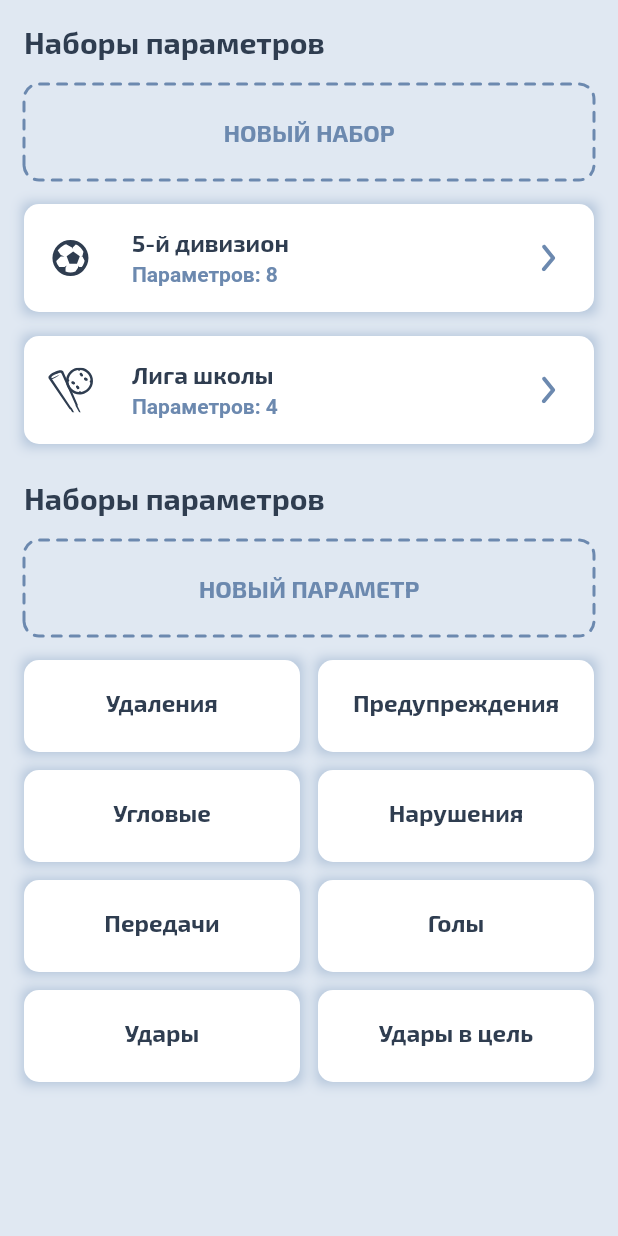
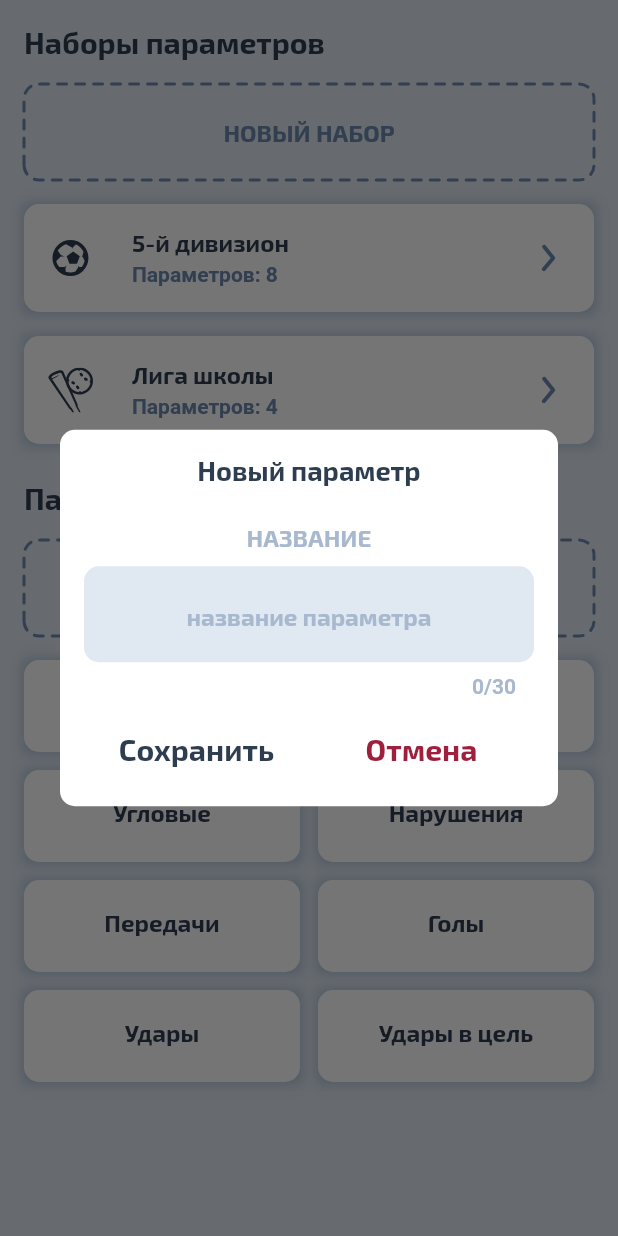
Before and after one commit to eugene-dadonov/save_sport_stats, a Flutter app: the ConfigurationScreen screen opened directly, after a tap on "НОВЫЙ ПАРАМЕТР", on a phone screen of 412 x 824 dp. Run offline on Flutter 3.47's test engine with Material 2 defaults, Android fonts, the light colour scheme and no system bars; drawn by our look-alikes of dotted_border; our stand-ins replace bloc, equatable, flutter_bloc, flutter_svg, google_fonts, hive and 2 more; accounts and stored records are empty; Roboto replaces fonts that are missing (Ubuntu).

Commit message:
- Диалог добавления параметра;

```diff
--- a/lib/core/widgets/input_view/input_layout.dart
+++ b/lib/core/widgets/input_view/input_layout.dart
@@ -10,6 +10,7 @@ class InputView extends StatefulWidget {
   final Color textColor;
   final Color fillColor;
   final Color borderColor;
+  final int maxLength;
 
   const InputView({
     Key? key,
@@ -21,6 +22,7 @@ class InputView extends StatefulWidget {
     required this.textColor,
     required this.fillColor,
     required this.borderColor,
+    this.maxLength = 50,
   }) : super(key: key);
 
   @override
@@ -47,7 +49,7 @@ class _InputViewState extends State<InputView> {
       textAlign: TextAlign.center,
       onChanged: widget.onValueChanged,
       validator: widget.validator,
-      maxLength: 50,
+      maxLength: widget.maxLength,
       keyboardType: TextInputType.name,
       decoration: _buildDecoration(),
     );
--- a/lib/features/configuration/domain/parameter.dart
+++ b/lib/features/configuration/domain/parameter.dart
@@ -16,7 +16,10 @@ class Parameter {
     required this.sport,
   });
 
-  factory Parameter.newParameter(String name, Sport sport) {
+  factory Parameter.newParameter({
+    required String name,
+    required Sport sport,
+  }) {
     return Parameter(
       id: const Uuid().v1(),
       name: name,
@@ -26,7 +29,11 @@ class Parameter {
     );
   }
 
-  Parameter copyWith(String? name, Sport? sport) => Parameter(
+  Parameter copyWith({
+    String? name,
+    Sport? sport,
+  }) =>
+      Parameter(
         id: id,
         name: name ?? this.name,
         isEternal: isEternal,
--- a/lib/features/screen_configuration/domain/bloc/bloc.dart
+++ b/lib/features/screen_configuration/domain/configuration_bloc/bloc.dart
@@ -1,7 +1,9 @@
 import 'package:flutter_bloc/flutter_bloc.dart';
-import 'package:sport_stats_live/features/screen_configuration/domain/bloc/state.dart';
+import 'package:sport_stats_live/features/screen_configuration/domain/configuration_bloc/state.dart';
 import 'event.dart';
 
+
+/// TODO: Не используется;
 class ConfigurationListBloc
     extends Bloc<ConfigurationListEvent, ConfigurationListState> {
 
--- a/lib/features/screen_configuration/presentation/views/configuration_view.dart
+++ b/lib/features/screen_configuration/presentation/views/configuration_view.dart
@@ -1,10 +1,14 @@
 import 'package:flutter/material.dart';
+import 'package:flutter_bloc/flutter_bloc.dart';
 import 'package:sport_stats_live/core/theming/domain/presentation/app_theme.dart';
+import 'package:sport_stats_live/core/widgets/dialog/dialog.dart';
 import 'package:sport_stats_live/core/widgets/stroke_flat_button/stroke_flat_button.dart';
+import 'package:sport_stats_live/features/configuration/domain/bloc/parameters/bloc.dart';
 import 'package:sport_stats_live/features/configuration/domain/configuration.dart';
 import 'package:sport_stats_live/features/configuration/domain/parameter.dart';
 import 'package:sport_stats_live/features/screen_configuration/presentation/widgets/configuration/card.dart';
 import 'package:sport_stats_live/features/screen_configuration/presentation/widgets/parameter/parameters_card.dart';
+import 'package:sport_stats_live/features/screen_dialog_parameter_new/presentation/dialog/dialog_new_parameter.dart';
 
 class ConfigurationsListView extends StatelessWidget {
   final List<Configuration> configurations;
@@ -68,7 +72,7 @@ class ConfigurationsListView extends StatelessWidget {
         // // Параметры;
         const SliverToBoxAdapter(
           child: _Title(
-            title: "Наборы параметров",
+            title: "Параметры",
           ),
         ),
         SliverToBoxAdapter(
@@ -76,7 +80,9 @@ class ConfigurationsListView extends StatelessWidget {
             padding: const EdgeInsets.symmetric(horizontal: 16, vertical: 8),
             child: StrokeFlatButton(
               text: 'Новый параметр',
-              onPress: () {},
+              onPress: () {
+                showParameterDialog(context, null);
+              },
               height: 60,
               color: ThemeHolder.of(context).secondary1,
             ),
@@ -94,7 +100,14 @@ class ConfigurationsListView extends StatelessWidget {
             padding: const EdgeInsets.symmetric(horizontal: 16, vertical: 8),
             sliver: SliverGrid(
               delegate: SliverChildListDelegate(
-                parameters.map((e) => ParameterCard(parameter: e)).toList(),
+                parameters
+                    .map((e) => ParameterCard(
+                          parameter: e,
+                          onTap: (Parameter value) {
+                            showParameterDialog(context, value);
+                          },
+                        ))
+                    .toList(),
               ),
               gridDelegate: const SliverGridDelegateWithFixedCrossAxisCount(
                 crossAxisCount: 2,
@@ -110,6 +123,24 @@ class ConfigurationsListView extends StatelessWidget {
               child: _EmptyViewTitle(
                   title: parametersMessage ?? "Параметров нет")),
       ],
+    );
+  }
+
+  Future<void> showParameterDialog(BuildContext context, Parameter? parameter) {
+    return showDialog(
+      context: context,
+      builder: (builderContext) {
+        final width = MediaQuery.of(context).size.height;
+        return AppDialog(
+          child: SizedBox(
+            width: width,
+            child: ParameterEditDialog.view(
+              parameterBloc: BlocProvider.of<ParameterBloc>(context),
+              parameter: parameter,
+            ),
+          ),
+        );
+      },
     );
   }
 }
--- a/lib/features/screen_configuration/presentation/widgets/parameter/parameters_card.dart
+++ b/lib/features/screen_configuration/presentation/widgets/parameter/parameters_card.dart
@@ -5,10 +5,12 @@ import 'package:sport_stats_live/features/configuration/domain/parameter.dart';
 
 class ParameterCard extends StatelessWidget {
   final Parameter parameter;
+  final ValueChanged<Parameter> onTap;
 
   const ParameterCard({
     Key? key,
     required this.parameter,
+    required this.onTap,
   }) : super(key: key);
 
   @override
@@ -17,7 +19,9 @@ class ParameterCard extends StatelessWidget {
     final backgroundColor = ThemeHolder.of(context).card;
 
     return ClickableCard(
-      onTap: () {},
+      onTap: () {
+        onTap.call(parameter);
+      },
       borderRadius: const BorderRadius.all(Radius.circular(10)),
       cardColor: backgroundColor,
       splashColor: ThemeHolder.of(context).secondary1,
--- /dev/null
+++ b/lib/features/screen_dialog_parameter_new/bloc/bloc.dart
@@ -0,0 +1,48 @@
+import 'package:flutter_bloc/flutter_bloc.dart';
+import 'package:sport_stats_live/features/configuration/domain/bloc/parameters/bloc.dart';
+import 'package:sport_stats_live/features/configuration/domain/bloc/parameters/event.dart'
+    as parameter_event;
+import 'package:sport_stats_live/features/configuration/domain/parameter.dart';
+import 'package:sport_stats_live/features/configuration/domain/sport.dart';
+import 'package:sport_stats_live/features/screen_dialog_parameter_new/bloc/event.dart'
+    as edit;
+import 'package:sport_stats_live/features/screen_dialog_parameter_new/bloc/state.dart';
+
+class ParameterEditBloc
+    extends Bloc<edit.ParameterEditEvent, ParameterEditState> {
+  ParameterEditBloc({
+    Parameter? parameter,
+    required this.parameterBloc,
+  }) : super(Loading()) {
+    if (parameter == null) {
+      isNewParameter = true;
+      this.parameter =
+          Parameter.newParameter(name: "", sport: Sport.other);
+    } else {
+      this.parameter = parameter;
+    }
+  }
+
+  bool isNewParameter = false;
+  final ParameterBloc parameterBloc;
+  late Parameter parameter;
+
+  @override
+  Stream<ParameterEditState> mapEventToState(
+      edit.ParameterEditEvent event) async* {
+    if (event is edit.Init) {
+      yield ParameterLoaded(
+        parameter: parameter,
+        isNewParameter: isNewParameter,
+      );
+    } else if (event is edit.UpdateTitle) {
+      parameter = parameter.copyWith(name: event.title);
+      yield ParameterLoaded(
+        parameter: parameter,
+        isNewParameter: isNewParameter,
+      );
+    } else if (event is edit.SaveParameter) {
+      parameterBloc.add(parameter_event.SaveParameter(parameter: parameter));
+    }
+  }
+}
--- /dev/null
+++ b/lib/features/screen_dialog_parameter_new/bloc/event.dart
@@ -0,0 +1,14 @@
+abstract class ParameterEditEvent {}
+
+class Init extends ParameterEditEvent {}
+
+class UpdateTitle extends ParameterEditEvent {
+  final String title;
+
+  UpdateTitle({
+    required this.title,
+  });
+}
+
+class SaveParameter extends ParameterEditEvent {
+}
--- /dev/null
+++ b/lib/features/screen_dialog_parameter_new/bloc/state.dart
@@ -0,0 +1,23 @@
+import 'package:sport_stats_live/features/configuration/domain/parameter.dart';
+
+abstract class ParameterEditState {}
+
+class Loading extends ParameterEditState {}
+
+class ParameterLoaded extends ParameterEditState {
+  final Parameter parameter;
+  final bool isNewParameter;
+
+  ParameterLoaded({
+    required this.parameter,
+    required this.isNewParameter,
+  });
+}
+
+class Error extends ParameterEditState {
+  final String? message;
+
+  Error(this.message);
+}
+
+class ParameterSaved extends ParameterEditState {}
--- /dev/null
+++ b/lib/features/screen_dialog_parameter_new/presentation/dialog/dialog_new_parameter.dart
@@ -0,0 +1,182 @@
+import 'package:flutter/material.dart';
+import 'package:flutter_bloc/flutter_bloc.dart';
+import 'package:sport_stats_live/core/theming/domain/presentation/app_theme.dart';
+import 'package:sport_stats_live/core/widgets/input_view/input_layout.dart';
+import 'package:sport_stats_live/features/configuration/domain/bloc/parameters/bloc.dart';
+import 'package:sport_stats_live/features/configuration/domain/parameter.dart';
+import 'package:sport_stats_live/features/screen_dialog_parameter_new/bloc/bloc.dart';
+import 'package:sport_stats_live/features/screen_dialog_parameter_new/bloc/event.dart';
+import 'package:sport_stats_live/features/screen_dialog_parameter_new/bloc/state.dart';
+import 'package:sport_stats_live/features/screen_menu/presentation/widget/menu_button.dart';
+
+final _titleKey = GlobalKey();
+
+String? isNotNullOrEmpty(String? value) {
+  if (value == null || value.length == 0) {
+    return "Поле должно быть заполнено!";
+  }
+}
+
+class ParameterEditDialog extends StatelessWidget {
+  const ParameterEditDialog({
+    Key? key,
+  }) : super(key: key);
+
+  static Widget view({
+    required ParameterBloc parameterBloc,
+    Parameter? parameter,
+  }) {
+    return BlocProvider.value(
+      value: parameterBloc,
+      child: BlocProvider<ParameterEditBloc>(
+        create: (BuildContext context) {
+          return ParameterEditBloc(
+            parameterBloc: parameterBloc,
+            parameter: parameter,
+          )..add(Init());
+        },
+        child: const ParameterEditDialog(),
+      ),
+    );
+  }
+
+  @override
+  Widget build(BuildContext context) {
+    return SingleChildScrollView(
+      child: BlocBuilder<ParameterEditBloc, ParameterEditState>(
+          builder: (context, state) {
+        if (state is Loading) {
+          return Center(
+            child:
+                CircularProgressIndicator(color: ThemeHolder.of(context).main),
+          );
+        } else if (state is ParameterLoaded) {
+          return DialogView(
+              parameter: state.parameter, isNewParameter: state.isNewParameter);
+        } else {
+          final warningColor = ThemeHolder.of(context).warning;
+          return Center(
+            child: Padding(
+              padding: const EdgeInsets.all(16.0),
+              child: Text(
+                "Произошла ошибка при загрузке параметра",
+                textAlign: TextAlign.center,
+                style:
+                    ThemeHolder.of(context).textStyle.h3(color: warningColor),
+              ),
+            ),
+          );
+        }
+      }),
+    );
+  }
+}
+
+class DialogView extends StatelessWidget {
+  const DialogView(
+      {Key? key, required this.parameter, required this.isNewParameter})
+      : super(key: key);
+
+  final Parameter parameter;
+  final bool isNewParameter;
+
+  @override
+  Widget build(BuildContext context) {
+    final mainColor = ThemeHolder.of(context).main;
+    final secondaryColor = ThemeHolder.of(context).secondary2;
+    final backgroundColor = ThemeHolder.of(context).background1;
+    final warningColor = ThemeHolder.of(context).warning;
+
+    return Container(
+      decoration: BoxDecoration(
+        borderRadius: const BorderRadius.all(Radius.circular(10)),
+        color: ThemeHolder.of(context).card,
+      ),
+      child: Padding(
+        padding: const EdgeInsets.all(16.0),
+        child: Column(
+          children: [
+            Text(
+              isNewParameter ? "Новый параметр" : parameter.name,
+              style: ThemeHolder.of(context).textStyle.h3(color: mainColor),
+            ),
+            const Padding(
+              padding: EdgeInsets.all(8.0),
+              child: _Title(
+                name: 'Название',
+              ),
+            ),
+            Form(
+              key: _titleKey,
+              child: InputView(
+                fillColor: backgroundColor,
+                textColor: mainColor,
+                borderColor: mainColor,
+                hintColor: secondaryColor,
+                hint: 'название параметра',
+                text: parameter.name,
+                maxLength: 30,
+                validator: isNotNullOrEmpty,
+                onValueChanged: (value) {
+                  BlocProvider.of<ParameterEditBloc>(context)
+                      .add(UpdateTitle(title: value));
+                },
+              ),
+            ),
+            const SizedBox(
+              height: 12,
+            ),
+            Row(
+              mainAxisSize: MainAxisSize.max,
+              children: [
+                Expanded(
+                  child: MenuButton(
+                    title: 'Сохранить',
+                    onPress: () {
+                      if ((_titleKey.currentState as FormState).validate()) {
+                        BlocProvider.of<ParameterEditBloc>(context)
+                            .add(SaveParameter());
+                        Navigator.of(context).pop();
+                      }
+                    },
+                    color: mainColor,
+                  ),
+                ),
+                Expanded(
+                  child: MenuButton(
+                    title: 'Отмена',
+                    onPress: () {
+                      Navigator.of(context).pop();
+                    },
+                    color: warningColor,
+                  ),
+                ),
+              ],
+            )
+          ],
+        ),
+      ),
+    );
+  }
+}
+
+class _Title extends StatelessWidget {
+  const _Title({
+    Key? key,
+    required this.name,
+  }) : super(key: key);
+  final String name;
+
+  @override
+  Widget build(BuildContext context) {
+    final color = ThemeHolder.of(context).secondary2;
+    return Padding(
+      padding: const EdgeInsets.only(top: 16, bottom: 2),
+      child: Text(
+        name.toUpperCase(),
+        textAlign: TextAlign.center,
+        style: ThemeHolder.of(context).textStyle.t1(color: color),
+      ),
+    );
+  }
+}
--- a/lib/features/screen_menu/presentation/widget/menu_button.dart
+++ b/lib/features/screen_menu/presentation/widget/menu_button.dart
@@ -19,6 +19,7 @@ class MenuButton extends StatelessWidget {
   Widget build(BuildContext context) {
     return Material(
       color: Colors.transparent,
+      borderRadius: const BorderRadius.all(Radius.circular(10)),
       child: InkWell(
         onTap: onPress,
         splashColor: color.withOpacity(0.2),
@@ -28,7 +29,7 @@ class MenuButton extends StatelessWidget {
           child: Center(
             child: Text(
               title,
-              style: ThemeHolder.of(context).textStyle.h1(color: color),
+              style: ThemeHolder.of(context).textStyle.h2(color: color),
             ),
           ),
         ),
```
Also changed, not shown: lib/features/screen_configuration/domain/configuration_bloc/event.dart (renamed from lib/features/screen_configuration/domain/bloc/event.dart), lib/features/screen_configuration/domain/configuration_bloc/state.dart (renamed from lib/features/screen_configuration/domain/bloc/state.dart).
